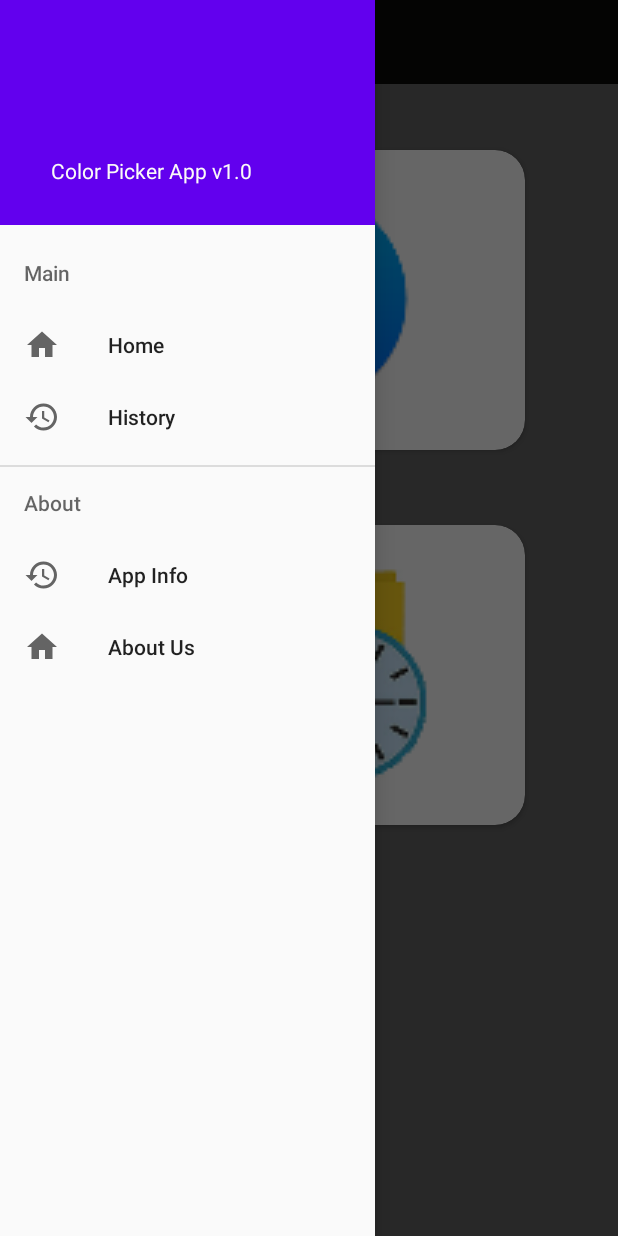
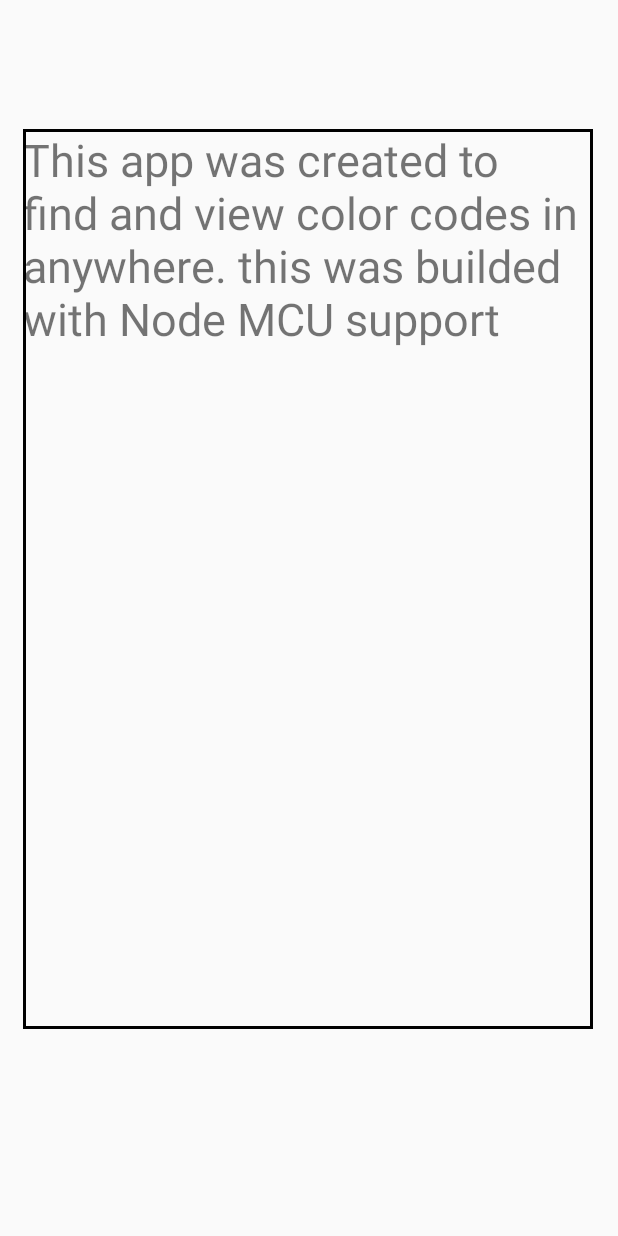
Before and after one commit to indunilLakshitha/nodemcu-firebase-coloPicker, an Android app: the screen it shows after launch (MainActivity before the commit, AppInfoActivity after it), after a tap on "App Info", on a phone screen of 412 x 824 dp. Run offline under Robolectric (Android 15) with nearby library versions, the phone set to English and light mode, and no system bars; 3 other taps on this screen came first.

```diff
--- a/android/nodemcu/app/src/main/AndroidManifest.xml
+++ b/android/nodemcu/app/src/main/AndroidManifest.xml
@@ -11,7 +11,8 @@
         android:roundIcon="@mipmap/ic_launcher_round"
         android:supportsRtl="true"
         android:theme="@style/AppTheme.NoActionBar">
-        <activity android:name=".MainActivity"></activity>
+        <activity android:name=".AppInfoActivity"></activity>
+        <activity android:name=".MainActivity" />
         <activity android:name=".SaveActivity" />
         <activity android:name=".SearchActivity" />
         <activity android:name=".HistoryActivity" />
--- /dev/null
+++ b/android/nodemcu/app/src/main/java/com/hasitha/nodemcu/AppInfoActivity.java
@@ -0,0 +1,14 @@
+package com.hasitha.nodemcu;
+
+import androidx.appcompat.app.AppCompatActivity;
+
+import android.os.Bundle;
+
+public class AppInfoActivity extends AppCompatActivity {
+
+    @Override
+    protected void onCreate(Bundle savedInstanceState) {
+        super.onCreate(savedInstanceState);
+        setContentView(R.layout.activity_app_info);
+    }
+}
--- a/android/nodemcu/app/src/main/java/com/hasitha/nodemcu/MainActivity.java
+++ b/android/nodemcu/app/src/main/java/com/hasitha/nodemcu/MainActivity.java
@@ -80,6 +80,11 @@ public class MainActivity extends AppCompatActivity implements NavigationView.On
 
             startActivity(intent);
         }
+   if(menuItem.getItemId() == R.id.appInfo){
+            Intent intent = new Intent(MainActivity.this, AppInfoActivity.class);
+
+            startActivity(intent);
+        }
 
         return true;
     }
--- a/android/nodemcu/app/src/main/java/com/hasitha/nodemcu/SaveActivity.java
+++ b/android/nodemcu/app/src/main/java/com/hasitha/nodemcu/SaveActivity.java
@@ -55,7 +55,7 @@ DB Db;
                 if(colorName.getText().toString().equals("")){
                     er.setText("Please Enter A Color Name");
                 }else {
-                    String c=er.getText().toString();
+                    String c=colorName.getText().toString();
                     saveColor(c);
                 }
             }
@@ -83,8 +83,8 @@ DB Db;
                  contentValues.put("Red",red);
                  contentValues.put("Green",green);
                  contentValues.put("Blue",blue);
-                long checkIfWueryRuns= sq.insert("Color_DB",null,contentValues);
-                if(checkIfWueryRuns!=-1){
+                long checkIfQueryRuns= sq.insert("Color_DB",null,contentValues);
+                if(checkIfQueryRuns!=-1){
                     Toast.makeText(SaveActivity.this,"Values Inserted",Toast.LENGTH_LONG).show();
 
                 }
--- /dev/null
+++ b/android/nodemcu/app/src/main/res/drawable-v24/rect.xml
@@ -0,0 +1,9 @@
+<?xml version="1.0" encoding="utf-8"?>
+<shape xmlns:android="http://schemas.android.com/apk/res/android"
+    android:shape="rectangle" >
+
+    <stroke
+        android:width="2dp"
+        android:color="#000000" />
+
+</shape>
--- /dev/null
+++ b/android/nodemcu/app/src/main/res/layout/activity_app_info.xml
@@ -0,0 +1,19 @@
+<?xml version="1.0" encoding="utf-8"?>
+<RelativeLayout xmlns:android="http://schemas.android.com/apk/res/android"
+    xmlns:app="http://schemas.android.com/apk/res-auto"
+    xmlns:tools="http://schemas.android.com/tools"
+    android:layout_width="match_parent"
+    android:layout_height="match_parent"
+    tools:context=".AppInfoActivity"
+    >
+
+    <TextView
+        android:layout_width="380dp"
+        android:layout_height="600dp"
+        android:textSize="30dp"
+        android:layout_marginLeft="15dp"
+        android:layout_marginTop="86dp"
+        android:background="@drawable/rect"
+        android:text="@string/about"/>
+
+</RelativeLayout>
--- a/android/nodemcu/app/src/main/res/values/strings.xml
+++ b/android/nodemcu/app/src/main/res/values/strings.xml
@@ -2,4 +2,7 @@
     <string name="app_name">nodemcu</string>
     <string name="open">open</string>
     <string name="close">close</string>
+    <string name="about">This app was created to find and view color codes
+                         in anywhere.
+    this was builded with Node MCU support</string>
 </resources>
```
Also changed, not shown: android/nodemcu/app/src/main/java/com/hasitha/nodemcu/HistoryActivity.java (+30 -9 lines), android/nodemcu/app/src/main/java/com/hasitha/nodemcu/ModelClass.java (added, +55 -0 lines), android/nodemcu/app/src/main/java/com/hasitha/nodemcu/RecyclerViewAdapter.java (added, +59 -0 lines), android/nodemcu/app/src/main/res/layout/activity_history.xml (+25 -10 lines), android/nodemcu/app/src/main/res/layout/single_row.xml (added, +70 -0 lines).
